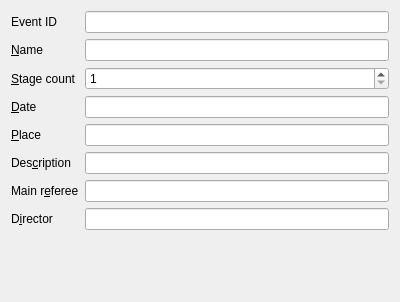
Quick-Event/quickbox, file quickevent/app/plugins/qml/Event/src/eventdialogwidget.ui: the form before one commit.
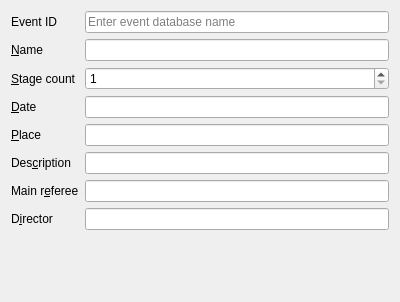
The form after the commit.

Commit message: quickevent: [#23 fixed]  No data in database after import from ORIS

Patch:
```diff
--- a/quickevent/app/plugins/qml/Event/src/eventdialogwidget.ui
+++ b/quickevent/app/plugins/qml/Event/src/eventdialogwidget.ui
@@ -120,7 +120,11 @@
     </widget>
    </item>
    <item row="0" column="1">
-    <widget class="QLineEdit" name="ed_eventNameId"/>
+    <widget class="QLineEdit" name="ed_eventNameId">
+     <property name="placeholderText">
+      <string>Enter event database name</string>
+     </property>
+    </widget>
    </item>
   </layout>
  </widget>
```
The commit also changes 6 other files.
